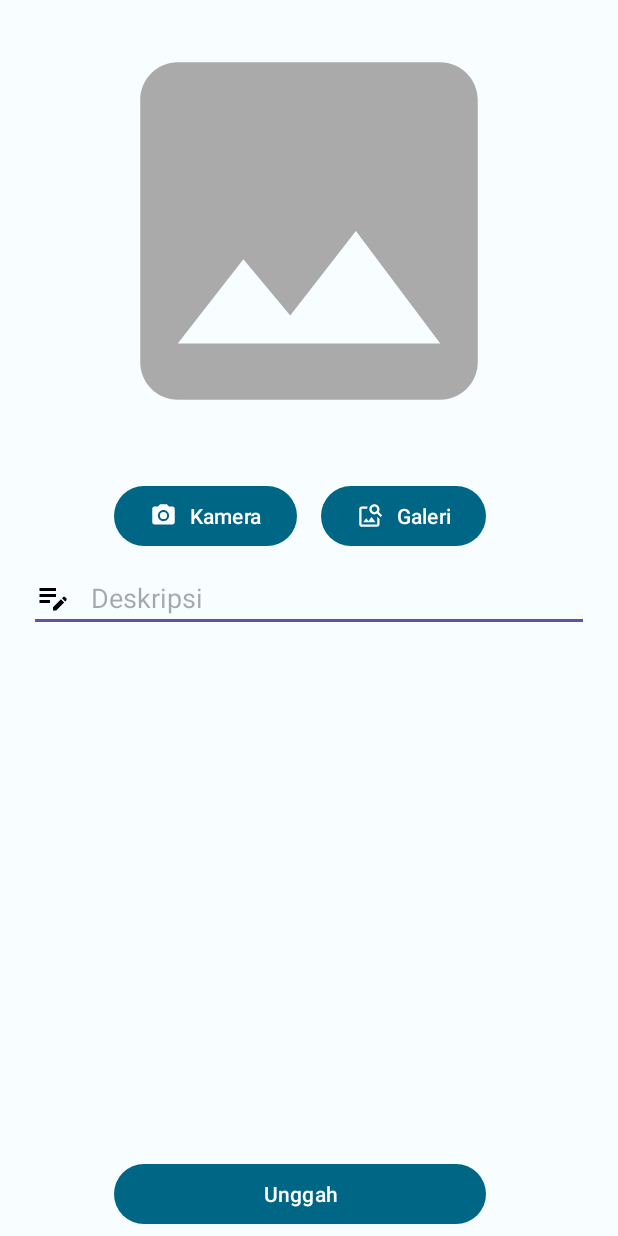
After one commit to henryjrzai/storyapp-dicoding, an Android app: the AddStoriesActivity screen opened directly, with no data from a screen before it, on a phone screen of 412 x 824 dp. The commit adds this screen. Run offline under Robolectric (Android 15) with nearby library versions, the phone set to English and light mode, and no system bars; network calls fail.

Commit message:
make ui for AddStoriesActivity

```diff
--- a/app/src/main/AndroidManifest.xml
+++ b/app/src/main/AndroidManifest.xml
@@ -14,6 +14,12 @@
         android:supportsRtl="true"
         android:theme="@style/Theme.StoryApp"
         tools:targetApi="31">
+        <activity
+            android:name=".addStories.AddStoriesActivity"
+            android:exported="false" />
+        <activity
+            android:name=".addStories.CameraActivity"
+            android:exported="false" />
         <activity
             android:name=".main.DetailStory"
             android:exported="false" />
--- /dev/null
+++ b/app/src/main/java/com/hjz/storyapp/addStories/AddStoriesActivity.kt
@@ -0,0 +1,15 @@
+package com.hjz.storyapp.addStories
+
+import androidx.appcompat.app.AppCompatActivity
+import android.os.Bundle
+import com.hjz.storyapp.R
+import com.hjz.storyapp.databinding.ActivityAddStoriesBinding
+
+class AddStoriesActivity : AppCompatActivity() {
+    private lateinit var binding : ActivityAddStoriesBinding
+    override fun onCreate(savedInstanceState: Bundle?) {
+        super.onCreate(savedInstanceState)
+        binding = ActivityAddStoriesBinding.inflate(layoutInflater)
+        setContentView(binding.root)
+    }
+}
--- /dev/null
+++ b/app/src/main/java/com/hjz/storyapp/components/editText/DescriptionEditText.kt
@@ -0,0 +1,55 @@
+package com.hjz.storyapp.components.editText
+
+import android.content.Context
+import android.graphics.Canvas
+import android.graphics.drawable.Drawable
+import android.util.AttributeSet
+import android.view.View
+import androidx.appcompat.widget.AppCompatEditText
+import androidx.core.content.ContextCompat
+import com.hjz.storyapp.R
+
+class DescriptionEditText : AppCompatEditText {
+
+    private lateinit var nameIcon : Drawable
+
+    constructor(context: Context) : super(context) {
+        init()
+    }
+    constructor(context: Context, attrs: AttributeSet) : super(context, attrs) {
+        init()
+    }
+    constructor(context: Context, attrs: AttributeSet, defStyleAttr: Int) : super(context, attrs, defStyleAttr) {
+        init()
+    }
+
+    private fun init() {
+        nameIcon = ContextCompat.getDrawable(context, R.drawable.baseline_edit_note_24) as Drawable
+        showIconDrawable()
+    }
+
+    private fun showIconDrawable() {
+        setIconDrawables(startOfTheText = nameIcon)
+    }
+
+    private fun setIconDrawables(
+        startOfTheText: Drawable? = null,
+        topOfTheText:Drawable? = null,
+        endOfTheText:Drawable? = null,
+        bottomOfTheText: Drawable? = null
+    ) {
+        setCompoundDrawablesWithIntrinsicBounds(
+            startOfTheText,
+            topOfTheText,
+            endOfTheText,
+            bottomOfTheText
+        )
+    }
+
+    override fun onDraw(canvas: Canvas) {
+        super.onDraw(canvas)
+        hint = resources.getString(R.string.description)
+        textAlignment = View.TEXT_ALIGNMENT_VIEW_START
+        compoundDrawablePadding = 20
+    }
+}
--- a/app/src/main/java/com/hjz/storyapp/main/MainActivity.kt
+++ b/app/src/main/java/com/hjz/storyapp/main/MainActivity.kt
@@ -9,6 +9,7 @@ import androidx.activity.viewModels
 import androidx.lifecycle.ViewModelProvider
 import androidx.recyclerview.widget.LinearLayoutManager
 import com.hjz.storyapp.R
+import com.hjz.storyapp.addStories.AddStoriesActivity
 import com.hjz.storyapp.data.model.UserModelFactory
 import com.hjz.storyapp.data.pref.UserLogin
 import com.hjz.storyapp.databinding.ActivityMainBinding
@@ -39,7 +40,7 @@ class MainActivity : AppCompatActivity() {
         getSession()
 
         binding.btnAddStory.setOnClickListener {
-            viewModel.logout()
+            startActivity(Intent(this@MainActivity, AddStoriesActivity::class.java))
         }
     }
 
--- /dev/null
+++ b/app/src/main/res/drawable/baseline_camera_alt_24.xml
@@ -0,0 +1,6 @@
+<vector android:height="24dp" android:tint="#000000"
+    android:viewportHeight="24" android:viewportWidth="24"
+    android:width="24dp" xmlns:android="http://schemas.android.com/apk/res/android">
+    <path android:fillColor="@android:color/white" android:pathData="M12,12m-3.2,0a3.2,3.2 0,1 1,6.4 0a3.2,3.2 0,1 1,-6.4 0"/>
+    <path android:fillColor="@android:color/white" android:pathData="M9,2L7.17,4L4,4c-1.1,0 -2,0.9 -2,2v12c0,1.1 0.9,2 2,2h16c1.1,0 2,-0.9 2,-2L22,6c0,-1.1 -0.9,-2 -2,-2h-3.17L15,2L9,2zM12,17c-2.76,0 -5,-2.24 -5,-5s2.24,-5 5,-5 5,2.24 5,5 -2.24,5 -5,5z"/>
+</vector>
--- /dev/null
+++ b/app/src/main/res/drawable/baseline_cloud_upload_24.xml
@@ -0,0 +1,5 @@
+<vector android:height="24dp" android:tint="#000000"
+    android:viewportHeight="24" android:viewportWidth="24"
+    android:width="24dp" xmlns:android="http://schemas.android.com/apk/res/android">
+    <path android:fillColor="@android:color/white" android:pathData="M19.35,10.04C18.67,6.59 15.64,4 12,4 9.11,4 6.6,5.64 5.35,8.04 2.34,8.36 0,10.91 0,14c0,3.31 2.69,6 6,6h13c2.76,0 5,-2.24 5,-5 0,-2.64 -2.05,-4.78 -4.65,-4.96zM14,13v4h-4v-4H7l5,-5 5,5h-3z"/>
+</vector>
--- /dev/null
+++ b/app/src/main/res/drawable/baseline_edit_note_24.xml
@@ -0,0 +1,5 @@
+<vector android:height="24dp" android:tint="#000000"
+    android:viewportHeight="24" android:viewportWidth="24"
+    android:width="24dp" xmlns:android="http://schemas.android.com/apk/res/android">
+    <path android:fillColor="@android:color/white" android:pathData="M3,10h11v2H3V10zM3,8h11V6H3V8zM3,16h7v-2H3V16zM18.01,12.87l0.71,-0.71c0.39,-0.39 1.02,-0.39 1.41,0l0.71,0.71c0.39,0.39 0.39,1.02 0,1.41l-0.71,0.71L18.01,12.87zM17.3,13.58l-5.3,5.3V21h2.12l5.3,-5.3L17.3,13.58z"/>
+</vector>
--- /dev/null
+++ b/app/src/main/res/drawable/baseline_image_search_24.xml
@@ -0,0 +1,5 @@
+<vector android:height="24dp" android:tint="#000000"
+    android:viewportHeight="24" android:viewportWidth="24"
+    android:width="24dp" xmlns:android="http://schemas.android.com/apk/res/android">
+    <path android:fillColor="@android:color/white" android:pathData="M18,13v7L4,20L4,6h5.02c0.05,-0.71 0.22,-1.38 0.48,-2L4,4c-1.1,0 -2,0.9 -2,2v14c0,1.1 0.9,2 2,2h14c1.1,0 2,-0.9 2,-2v-5l-2,-2zM16.5,18h-11l2.75,-3.53 1.96,2.36 2.75,-3.54zM19.3,8.89c0.44,-0.7 0.7,-1.51 0.7,-2.39C20,4.01 17.99,2 15.5,2S11,4.01 11,6.5s2.01,4.5 4.49,4.5c0.88,0 1.7,-0.26 2.39,-0.7L21,13.42 22.42,12 19.3,8.89zM15.5,9C14.12,9 13,7.88 13,6.5S14.12,4 15.5,4 18,5.12 18,6.5 16.88,9 15.5,9z"/>
+</vector>
--- /dev/null
+++ b/app/src/main/res/drawable/ic_place_holder.xml
@@ -0,0 +1,5 @@
+<vector android:height="24dp" android:tint="@android:color/darker_gray"
+    android:viewportHeight="24" android:viewportWidth="24"
+    android:width="24dp" xmlns:android="http://schemas.android.com/apk/res/android">
+    <path android:fillColor="@android:color/darker_gray" android:pathData="M21,19V5c0,-1.1 -0.9,-2 -2,-2H5c-1.1,0 -2,0.9 -2,2v14c0,1.1 0.9,2 2,2h14c1.1,0 2,-0.9 2,-2zM8.5,13.5l2.5,3.01L14.5,12l4.5,6H5l3.5,-4.5z"/>
+</vector>
--- /dev/null
+++ b/app/src/main/res/layout/activity_add_stories.xml
@@ -0,0 +1,67 @@
+<?xml version="1.0" encoding="utf-8"?>
+<androidx.constraintlayout.widget.ConstraintLayout xmlns:android="http://schemas.android.com/apk/res/android"
+    xmlns:app="http://schemas.android.com/apk/res-auto"
+    xmlns:tools="http://schemas.android.com/tools"
+    android:layout_width="match_parent"
+    android:layout_height="match_parent"
+    android:padding="4dp"
+    tools:context=".addStories.AddStoriesActivity">
+
+    <ImageView
+        android:id="@+id/img_stories"
+        android:layout_width="match_parent"
+        android:layout_height="300dp"
+        app:layout_constraintEnd_toEndOf="parent"
+        app:layout_constraintStart_toStartOf="parent"
+        app:layout_constraintTop_toTopOf="parent"
+        android:src="@drawable/ic_place_holder" />
+
+    <androidx.constraintlayout.widget.Guideline
+        android:id="@+id/guideline7"
+        android:layout_width="wrap_content"
+        android:layout_height="wrap_content"
+        android:orientation="vertical"
+        app:layout_constraintGuide_percent="0.5" />
+
+    <Button
+        android:id="@+id/btn_camera"
+        android:layout_width="wrap_content"
+        android:layout_height="wrap_content"
+        android:layout_marginTop="16dp"
+        android:layout_marginEnd="8dp"
+        android:text="@string/camera"
+        app:icon="@drawable/baseline_camera_alt_24"
+        app:layout_constraintEnd_toStartOf="@+id/guideline7"
+        app:layout_constraintTop_toBottomOf="@+id/img_stories" />
+
+    <Button
+        android:id="@+id/btn_gallery"
+        android:layout_width="wrap_content"
+        android:layout_height="wrap_content"
+        android:layout_marginStart="8dp"
+        android:text="@string/gallery"
+        app:icon="@drawable/baseline_image_search_24"
+        app:layout_constraintStart_toStartOf="@+id/guideline7"
+        app:layout_constraintTop_toTopOf="@+id/btn_camera" />
+
+    <com.hjz.storyapp.components.editText.DescriptionEditText
+        android:id="@+id/ed_description"
+        android:layout_width="match_parent"
+        android:layout_height="wrap_content"
+        android:layout_marginHorizontal="15dp"
+        android:layout_marginVertical="8dp"
+        app:layout_constraintEnd_toEndOf="parent"
+        app:layout_constraintStart_toStartOf="parent"
+        app:layout_constraintTop_toBottomOf="@+id/btn_camera" />
+
+    <Button
+        android:id="@+id/btn_upload"
+        android:layout_width="0dp"
+        android:layout_height="wrap_content"
+        android:text="@string/upload"
+        app:layout_constraintBottom_toBottomOf="parent"
+        app:layout_constraintEnd_toEndOf="@+id/btn_gallery"
+        app:layout_constraintStart_toStartOf="@+id/btn_camera" />
+
+
+</androidx.constraintlayout.widget.ConstraintLayout>
--- a/app/src/main/res/values/strings.xml
+++ b/app/src/main/res/values/strings.xml
@@ -12,4 +12,8 @@
     <string name="descriptionDummy">Lorem ipsum dolor sit amet, consectetur adipisicing elit. Alias, aut consequuntur deleniti,
         dicta hic iste itaque iure labore laborum magni nisi nobis pariatur quibusdam ratione repellat sequi sit tempore totam?
     </string>
+    <string name="camera">Kamera</string>
+    <string name="gallery">Galeri</string>
+    <string name="upload">Unggah</string>
+    <string name="description">Deskripsi</string>
 </resources>
```
